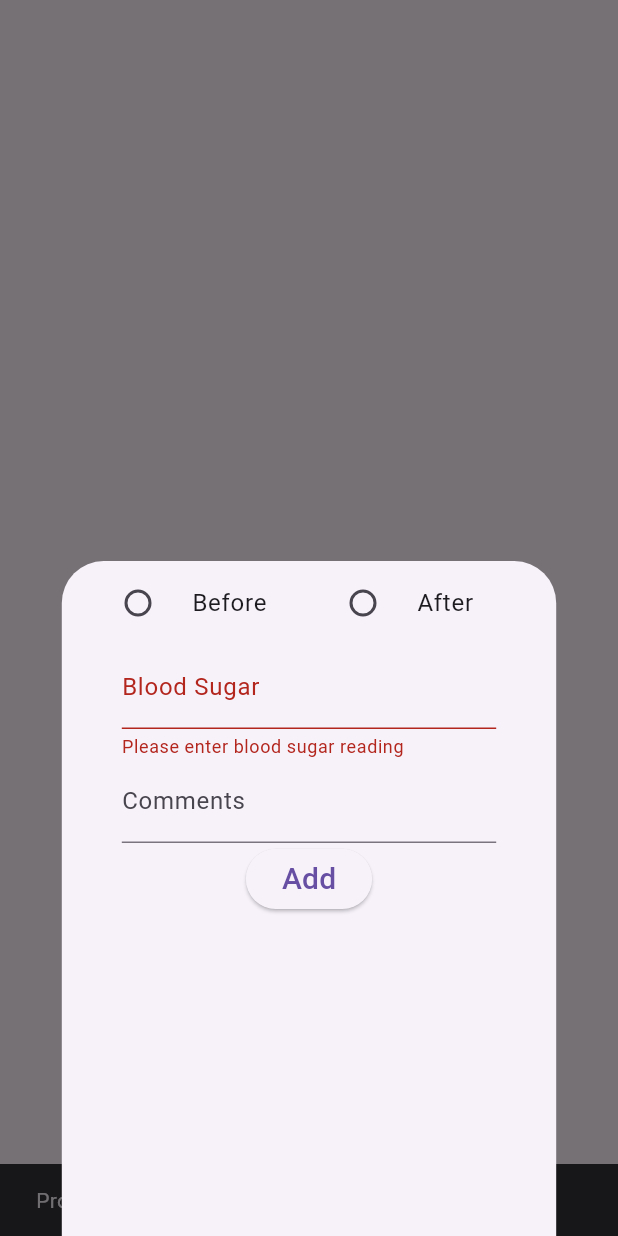
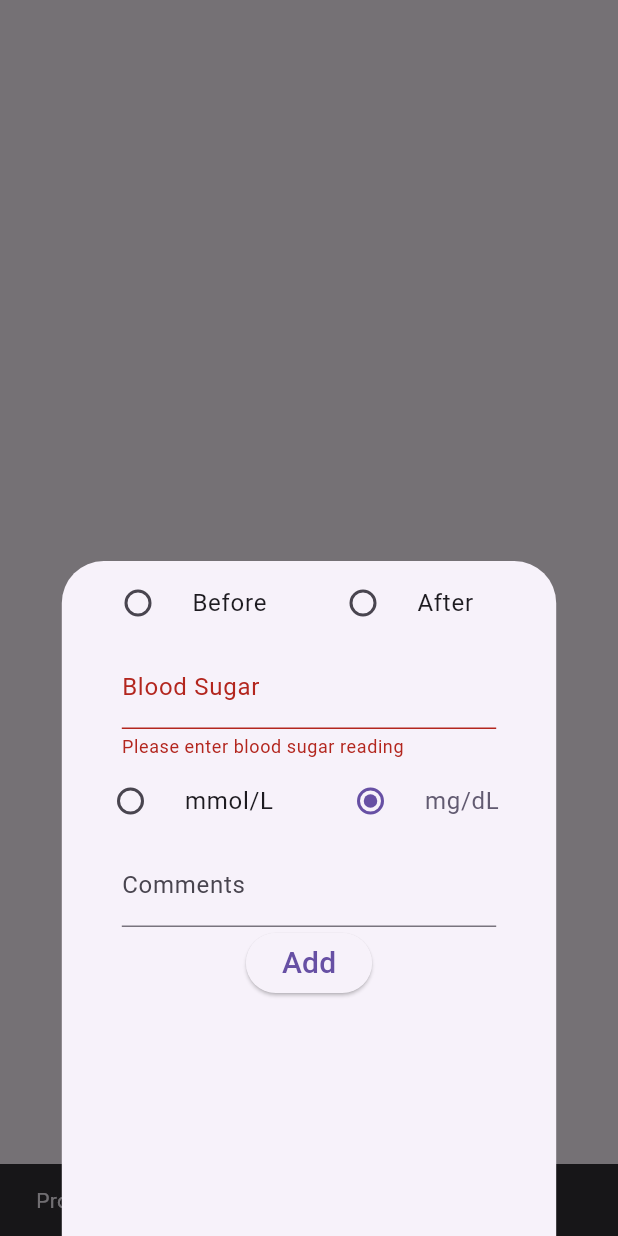
Before and after one commit to jucktion/healthlog, a Flutter app: what statefulBpBottomModal() shows on an empty page, opened directly with empty values, after a tap on "Add", on a phone screen of 412 x 824 dp. Run offline on Flutter 3.47's test engine with Material 3 defaults, Android fonts, the phone set to English and light mode, and no system bars; our stand-ins replace fl_chart, permission_handler, sqflite; accounts and stored records are empty.

Commit message:
unit selection for sugar recording

```diff
--- a/lib/view/bp/bp_helper.dart
+++ b/lib/view/bp/bp_helper.dart
@@ -30,6 +30,7 @@ class BPHelper {
               height: 450,
               width: MediaQuery.of(context).size.width / 1.25,
               child: Form(
+                autovalidateMode: AutovalidateMode.onUserInteraction,
                 key: formKey,
                 child: Column(
                   mainAxisAlignment: MainAxisAlignment.start,
--- a/lib/view/sugar/sugar_helper.dart
+++ b/lib/view/sugar/sugar_helper.dart
@@ -10,10 +10,12 @@ class SGHelper {
       required GlobalKey<RefreshIndicatorState> refreshIndicatorKey}) async {
     final formKey = GlobalKey<FormState>();
     double reading = 0.00;
-    String beforeAfter = '60 - 110';
+    String beforeAfter = '';
     // String fastingNormalReading = '60 - 110';
     // String afterFastingNormalReading = '70 - 140';
     String fastGroup = "";
+    String unit = "";
+    String unitGroup = "mg/dL";
     String comment = "";
 
     showModalBottomSheet(
@@ -30,6 +32,7 @@ class SGHelper {
               width: MediaQuery.of(context).size.width / 1.25,
               child: Form(
                 key: formKey,
+                autovalidateMode: AutovalidateMode.onUserInteraction,
                 child: Column(
                   mainAxisAlignment: MainAxisAlignment.start,
                   crossAxisAlignment: CrossAxisAlignment.center,
@@ -74,15 +77,47 @@ class SGHelper {
                             }
                             return null;
                           },
-                          decoration: const InputDecoration(
-                            hintText: '70',
-                            suffixText: 'mg/dl',
-                            label: Text('Blood Sugar'),
+                          decoration: InputDecoration(
+                            hintText:
+                                beforeAfter == 'before' ? '60-110' : '70-140',
+                            suffixText: 'mg/dL',
+                            label: const Text('Blood Sugar'),
                           ),
                           onChanged: (String? value) {
                             setState(
                                 () => reading = double.parse(value.toString()));
                           }),
+                    ),
+                    Row(
+                      mainAxisAlignment: MainAxisAlignment.center,
+                      children: [
+                        SizedBox(
+                          width: 160,
+                          child: RadioListTile<String>(
+                              title: const Text("mmol/L"),
+                              value: "mmol/L",
+                              groupValue: unitGroup,
+                              onChanged: (String? value) {
+                                setState(() {
+                                  unit = unitGroup = value.toString();
+                                });
+                              }),
+                        ),
+                        SizedBox(
+                          width: 150,
+                          child: RadioListTile<String>(
+                            title: const Text("mg/dL"),
+                            selected: true,
+                            value: "mg/dL",
+                            groupValue: unitGroup,
+                            onChanged: (String? value) {
+                              setState(() {
+                                unit = unitGroup = value.toString();
+                              });
+                            },
+                          ),
+                        ),
+                      ],
                     ),
                     Padding(
                       padding: const EdgeInsets.only(left: 40, right: 40),
@@ -109,7 +144,9 @@ class SGHelper {
                                   user: userid,
                                   type: 'sugar',
                                   content: SG(
-                                      reading: reading,
+                                      reading: unit == 'mg/dL'
+                                          ? reading
+                                          : reading * 18.0,
                                       beforeAfter: beforeAfter,
                                       unit: 'mg/dl'),
                                   date: DateTime.now().toIso8601String(),
```
